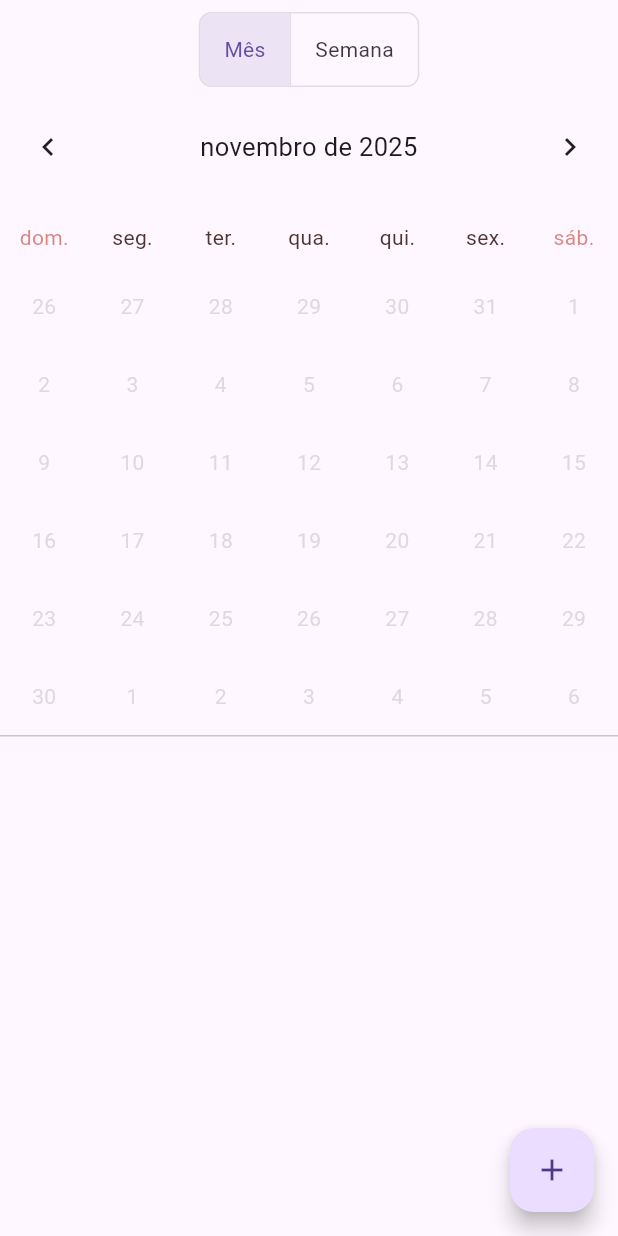
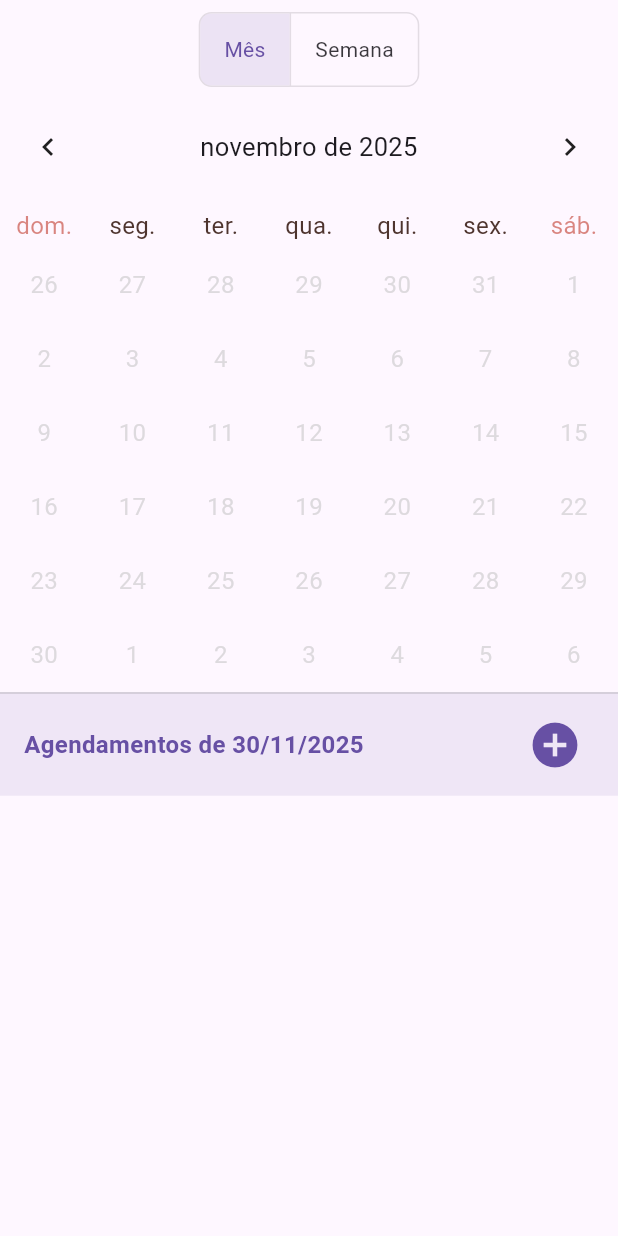
Before and after one commit to LeandroGuilhermiti/tcc-frontend, a Flutter app: the SharedAgendaCalendar widget shown alone on an empty page, opened directly with empty values, on a phone screen of 412 x 824 dp. Run offline on Flutter 3.47's test engine with Material 3 defaults, Android fonts, the phone set to English and light mode, and no system bars; drawn by our look-alikes of table_calendar; our stand-ins replace flutter_dotenv, google_fonts, jwt_decoder, mask_text_input_formatter, syncfusion_flutter_calendar; missing offline and left inert: dart:html, flutter_appauth, flutter_web_auth_2; accounts and stored records are empty; network calls fail.

Commit message:
exibindo mensagens de erro ao agendar, responsividade do calendário no modo mês

```diff
--- a/lib/widgets/agenda_home_compartilhada.dart
+++ b/lib/widgets/agenda_home_compartilhada.dart
@@ -49,17 +49,60 @@ class _SharedAgendaCalendarState extends State<SharedAgendaCalendar> {
     WidgetsBinding.instance.addPostFrameCallback((_) => _carregarDadosIniciais());
   }
 
-  void _carregarDadosIniciais() {
+  // --- ALTERAÇÃO AQUI: Função transformada em Future para gerir erros ---
+  Future<void> _carregarDadosIniciais() async {
     final idAgenda = widget.agenda.id!;
+
+    // Carregamos os dados da app normalmente (sem await para não bloquear a UI)
     Provider.of<BloqueioProvider>(context, listen: false).carregarBloqueios(idAgenda);
     Provider.of<PeriodoProvider>(context, listen: false).carregarPeriodos(idAgenda);
     Provider.of<AgendamentoProvider>(context, listen: false).carregarAgendamentos(idAgenda: idAgenda);
     Provider.of<UsuarioProvider>(context, listen: false).buscarUsuarios();
 
+    // Tratamento específico para a API de Feriados
     final feriadoProvider = Provider.of<FeriadoProvider>(context, listen: false);
     final anoAtual = DateTime.now().year;
-    feriadoProvider.carregarFeriados(anoAtual);
-    feriadoProvider.carregarFeriados(anoAtual + 1);
+
+    try {
+      // Usamos Future.wait para carregar os dois anos e "esperar" pelo resultado
+      // Nota: O método .carregarFeriados no provider deve retornar um Future para isto funcionar
+      await Future.wait([
+        feriadoProvider.carregarFeriados(anoAtual),
+        feriadoProvider.carregarFeriados(anoAtual + 1),
+      ]);
+    } catch (e) {
+      debugPrint("Erro ao carregar feriados: $e");
+      // Se der erro (ex: sem internet ou API fora do ar), mostramos o aviso
+      if (mounted) {
+        ScaffoldMessenger.of(context).showSnackBar(
+          SnackBar(
+            content: const Row(
+              children: [
+                Icon(Icons.cloud_off, color: Colors.white),
+                SizedBox(width: 8),
+                Expanded(
+                  child: Text(
+                    "Aviso: Não foi possível obter os feriados. Verifique a conexão.",
+                    style: TextStyle(fontWeight: FontWeight.w500),
+                  ),
+                ),
+              ],
+            ),
+            backgroundColor: Colors.orange[800], // Laranja para indicar aviso/atenção
+            behavior: SnackBarBehavior.floating,
+            duration: const Duration(seconds: 6),
+            action: SnackBarAction(
+              label: 'Recarregar',
+              textColor: Colors.white,
+              onPressed: () {
+                // Tenta carregar novamente se o utilizador clicar
+                _carregarDadosIniciais();
+              },
+            ),
+          ),
+        );
+      }
+    }
   }
 
   Set<int> _getDiasDeAtendimento(List<Periodo> periodos) {
@@ -253,20 +296,26 @@ class _SharedAgendaCalendarState extends State<SharedAgendaCalendar> {
       auth,
     );
 
+    // Preparar o título com base na data selecionada
+    String textoTitulo = _selectedDay != null
+        ? "Agendamentos de ${DateFormat('dd/MM/yyyy').format(_selectedDay!)}"
+        : "Selecione uma data";
+
     return Column(
+      crossAxisAlignment: CrossAxisAlignment.start,
       children: [
-        Container(
-          width: double.infinity,
-          color: Theme.of(context).scaffoldBackgroundColor,
+         Center(
+           child: Padding(
              padding: const EdgeInsets.symmetric(vertical: 8),
-          child: Center(child: _buildViewToggler()),
+             child: _buildViewToggler(),
+           ),
          ),
 
         Expanded(
           child: isLoading
               ? const Center(child: CircularProgressIndicator())
               : _isMonthView
-                  ? _buildMonthView(dataSource, duracaoSegura, diasDeAtendimento, detalhesBloqueios)
+                  ? _buildMonthView(dataSource, duracaoSegura, diasDeAtendimento, detalhesBloqueios, textoTitulo)
                   : _buildWeekView(dataSource, duracaoSegura, diasDeAtendimento, datasBloqueadas, horarios, specialRegions),
         ),
       ],
@@ -285,8 +334,26 @@ class _SharedAgendaCalendarState extends State<SharedAgendaCalendar> {
     );
   }
 
-  Widget _buildMonthView(MeetingDataSource dataSource, int duracaoDaAgenda, Set<int> diasDeAtendimento, Map<String, String> detalhesBloqueios) {
+Widget _buildMonthView(MeetingDataSource dataSource, int duracaoDaAgenda, Set<int> diasDeAtendimento, Map<String, String> detalhesBloqueios, String textoTitulo) {
+
+    // --- CÁLCULOS DE RESPONSIVIDADE
+    final double screenHeight = MediaQuery.of(context).size.height;
+
+    // ALTURA DA LINHA: Reduzida para 6% da tela.
+    // Clamp: Mínimo de 35px (compacto) e Máximo de 65px (confortável
+    final double dynamicRowHeight = (screenHeight * 0.06).clamp(35.0, 65.0);
+
+    // ALTURA DOS DIAS (SEG, TER...): 3.5% da tela
+    final double dynamicDayLabelHeight = (screenHeight * 0.035).clamp(20.0, 35.0);
+
+    // FONTE: Proporcional, mas com limite máximo de 16 para não ficar "cartoon"
+    final double dynamicFontSize = (dynamicRowHeight * 0.35).clamp(12.0, 16.0);
+
+    // CÍRCULO: 70% da altura da linha, max 42px
+    final double circleSize = (dynamicRowHeight * 0.70).clamp(28.0, 42.0);
+
     return Column(
+      crossAxisAlignment: CrossAxisAlignment.start,
       children: [
         // CALENDÁRIO
         TableCalendar(
@@ -294,16 +361,21 @@ class _SharedAgendaCalendarState extends State<SharedAgendaCalendar> {
           focusedDay: _focusedDay,
           firstDay: DateTime.utc(2022),
           lastDay: DateTime.utc(2050),
-          daysOfWeekHeight: 40.0,
+
+          // --- APLICANDO TAMANHOS DINÂMICOS ---
+          rowHeight: dynamicRowHeight,
+          daysOfWeekHeight: dynamicDayLabelHeight,
+          // ------------------------------------
+
           selectedDayPredicate: (day) => isSameDay(_selectedDay, day),
           headerStyle: const HeaderStyle(
             formatButtonVisible: false,
             titleCentered: true,
-            headerMargin: EdgeInsets.only(bottom: 8.0),
+            headerMargin: EdgeInsets.only(bottom: 6.0),
           ),
           daysOfWeekStyle: DaysOfWeekStyle(
-            weekdayStyle: TextStyle(color: NnkColors.marromEscuro),
-            weekendStyle: TextStyle(color: NnkColors.vermelho.withOpacity(0.6)),
+            weekdayStyle: TextStyle(color: NnkColors.marromEscuro, fontSize: dynamicFontSize),
+            weekendStyle: TextStyle(color: NnkColors.vermelho.withOpacity(0.6), fontSize: dynamicFontSize),
           ),
           enabledDayPredicate: (day) {
             final String dataFormatada = DateFormat('yyyy-MM-dd').format(day);
@@ -312,14 +384,23 @@ class _SharedAgendaCalendarState extends State<SharedAgendaCalendar> {
             return isDiaDeAtendimento;
           },
           calendarBuilders: CalendarBuilders(
-            disabledBuilder: (context, day, focusedDay) => Center(child: Text(day.day.toString(), style: TextStyle(color: NnkColors.cinzaSuave.withOpacity(0.5)))),
-            outsideBuilder: (context, day, focusedDay) => Center(child: Text(day.day.toString(), style: TextStyle(color: NnkColors.cinzaSuave.withOpacity(0.5)))),
+            // Construtor para dias desabilitados/fora do mês
+            disabledBuilder: (context, day, focusedDay) => Center(
+              child: Text(day.day.toString(), style: TextStyle(color: NnkColors.cinzaSuave.withOpacity(0.5), fontSize: dynamicFontSize))
+            ),
+            outsideBuilder: (context, day, focusedDay) => Center(
+              child: Text(day.day.toString(), style: TextStyle(color: NnkColors.cinzaSuave.withOpacity(0.5), fontSize: dynamicFontSize))
+            ),
+
+            // Construtor padrão (dias normais)
             defaultBuilder: (context, day, focusedDay) {
                final String dataFormatada = DateFormat('yyyy-MM-dd').format(day);
+               // Caso seja um dia bloqueado manualmente
                if (detalhesBloqueios.containsKey(dataFormatada)) {
                  return Center(
                    child: Container(
-                     margin: const EdgeInsets.all(6.0),
+                     width: circleSize,
+                     height: circleSize,
                      decoration: BoxDecoration(
                        color: Colors.deepOrange.withOpacity(0.1),
                        shape: BoxShape.circle,
@@ -328,12 +409,45 @@ class _SharedAgendaCalendarState extends State<SharedAgendaCalendar> {
                      alignment: Alignment.center,
                      child: Text(
                        '${day.day}',
-                       style: const TextStyle(color: Colors.deepOrange, fontWeight: FontWeight.bold),
+                       style: TextStyle(color: Colors.deepOrange, fontWeight: FontWeight.bold, fontSize: dynamicFontSize),
                      ),
                    ),
                  );
                }
-               return null;
+               // Dia normal disponível
+               return Center(child: Text('${day.day}', style: TextStyle(fontSize: dynamicFontSize)));
+            },
+
+            // Construtor para o dia SELECIONADO
+            selectedBuilder: (context, day, focusedDay) {
+              return Center(
+                child: Container(
+                  width: circleSize,
+                  height: circleSize,
+                  decoration: BoxDecoration(color: Theme.of(context).primaryColor, shape: BoxShape.circle),
+                  alignment: Alignment.center,
+                  child: Text(
+                    '${day.day}',
+                    style: TextStyle(color: Colors.white, fontSize: dynamicFontSize),
+                  ),
+                ),
+              );
+            },
+
+            // Construtor para o dia de HOJE
+            todayBuilder: (context, day, focusedDay) {
+              return Center(
+                child: Container(
+                  width: circleSize,
+                  height: circleSize,
+                  decoration: BoxDecoration(color: Theme.of(context).colorScheme.secondary.withOpacity(0.5), shape: BoxShape.circle),
+                  alignment: Alignment.center,
+                  child: Text(
+                    '${day.day}',
+                    style: TextStyle(color: Colors.white, fontSize: dynamicFontSize),
+                  ),
+                ),
+              );
             },
           ),
           onDaySelected: (selectedDay, focusedDay) {
@@ -361,25 +475,45 @@ class _SharedAgendaCalendarState extends State<SharedAgendaCalendar> {
             });
           },
           eventLoader: (day) => dataSource.getEventsForDay(day),
-          calendarStyle: CalendarStyle(
-            todayDecoration: BoxDecoration(color: Theme.of(context).colorScheme.secondary.withOpacity(0.5), shape: BoxShape.circle),
-            selectedDecoration: BoxDecoration(color: Theme.of(context).primaryColor, shape: BoxShape.circle),
-            disabledTextStyle: TextStyle(color: NnkColors.cinzaSuave.withOpacity(0.5)),
-          ),
           calendarFormat: CalendarFormat.month,
           availableGestures: AvailableGestures.horizontalSwipe,
         ),
 
         const Divider(height: 1),
 
+        // BARRA DE TÍTULO COM O BOTÃO INTEGRADO
+        Container(
+          width: double.infinity,
+          color: Theme.of(context).primaryColor.withOpacity(0.1),
+          padding: const EdgeInsets.symmetric(horizontal: 16.0, vertical: 8.0),
+          child: Row(
+            mainAxisAlignment: MainAxisAlignment.spaceBetween,
+            children: [
+              Text(
+                textoTitulo,
+                style: TextStyle(
+                  fontSize: 16,
+                  fontWeight: FontWeight.bold,
+                  color: Theme.of(context).primaryColor,
+                ),
+              ),
+              IconButton(
+                onPressed: () => widget.onSlotTap(_selectedDay!, context),
+                icon: const Icon(Icons.add_circle),
+                color: Theme.of(context).primaryColor,
+                iconSize: 36,
+                tooltip: 'Novo Agendamento',
+              ),
+            ],
+          ),
+        ),
+
         // LISTA DE AGENDAMENTOS
         Expanded(
           child: _selectedDay == null
               ? const Center(child: Text("Selecione um dia para ver os detalhes.", style: TextStyle(color: Colors.grey)))
-              : Stack(
-                  children: [
-                    ListView.builder(
-                      padding: const EdgeInsets.only(top: 20.0, bottom: 80.0),
+              : ListView.builder(
+                  padding: const EdgeInsets.symmetric(vertical: 8.0),
                   itemCount: dataSource.getEventsForDay(_selectedDay!).length,
                   itemBuilder: (context, index) {
                     final appointment = dataSource.getEventsForDay(_selectedDay!)[index];
@@ -392,17 +526,6 @@ class _SharedAgendaCalendarState extends State<SharedAgendaCalendar> {
                       onTap: () => widget.onAppointmentTap(appointment, context),
                     );
                   },
-                    ),
-                    Positioned(
-                      bottom: 16,
-                      right: 16,
-                      child: FloatingActionButton(
-                        onPressed: () => widget.onSlotTap(_selectedDay!, context),
-                        tooltip: 'Novo Agendamento',
-                        child: const Icon(Icons.add),
-                      ),
-                    ),
-                  ],
                 ),
         ),
       ],
```
Also changed, not shown: lib/services/agendamento_service.dart (+16 -40 lines), lib/services/dialogo_agendamento_cliente.dart (+14 -5 lines), lib/services/dialogo_agendamento_service.dart (+21 -6 lines). Lines whose indentation alone changed are shown as unchanged.
